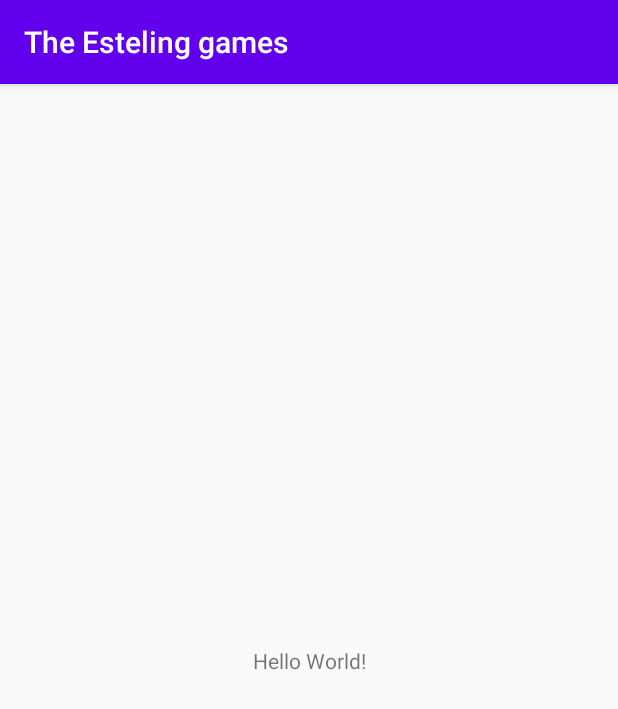
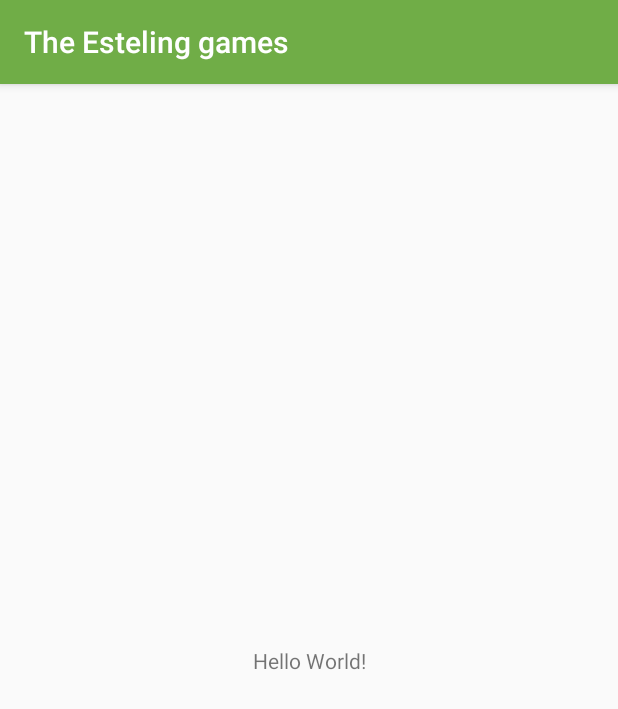
Before and after one commit to shinichihezemans/The-Esteling-games, an Android app: the screen it shows after launch (MainActivity), on a phone screen of 412 x 824 dp. Shown: the top 709 px of the screen. Run offline under Robolectric (Android 15) with nearby library versions, the light colour scheme and no system bars.

Commit message:
added color style1

```diff
--- a/app/src/main/AndroidManifest.xml
+++ b/app/src/main/AndroidManifest.xml
@@ -8,7 +8,7 @@
         android:label="@string/app_name"
         android:roundIcon="@mipmap/ic_launcher_round"
         android:supportsRtl="true"
-        android:theme="@style/AppTheme">
+        android:theme="@style/estelingStyle1">
         <activity android:name=".MainActivity">
             <intent-filter>
                 <action android:name="android.intent.action.MAIN" />
--- a/app/src/main/res/values/colors.xml
+++ b/app/src/main/res/values/colors.xml
@@ -3,4 +3,8 @@
     <color name="colorPrimary">#6200EE</color>
     <color name="colorPrimaryDark">#3700B3</color>
     <color name="colorAccent">#03DAC5</color>
+
+    <color name="colorPrimaryEsteling1">#70AD47</color>
+    <color name="colorPrimaryDarkEsteling1">#355A1C</color>
+    <color name="colorAccentEsteling1">#50F157</color>
 </resources>
--- a/app/src/main/res/values/styles.xml
+++ b/app/src/main/res/values/styles.xml
@@ -8,4 +8,10 @@
         <item name="colorAccent">@color/colorAccent</item>
     </style>
 
+    <style name="estelingStyle1" parent="Theme.AppCompat.Light.DarkActionBar">
+        <item name="colorPrimary">@color/colorPrimaryEsteling1</item>
+        <item name="colorPrimaryDark">@color/colorPrimaryDarkEsteling1</item>
+        <item name="colorAccent">@color/colorAccentEsteling1</item>
+    </style>
+
 </resources>
```
